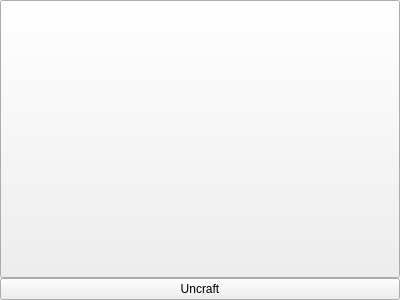
This is gui/equipment/equipmentslotview.ui in EnderHDMC/MHWISaveEditor as Qt 5 draws it before an edit. The edited form follows.
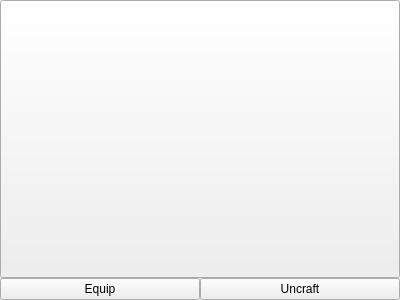
This is the edited form.

Commit message: Equip Slot

Diff of the .ui file:
```diff
--- a/gui/equipment/equipmentslotview.ui
+++ b/gui/equipment/equipmentslotview.ui
@@ -29,7 +29,7 @@
    <property name="spacing">
     <number>0</number>
    </property>
-   <item row="0" column="0">
+   <item row="0" column="0" colspan="2">
     <widget class="QToolButton" name="btnIcon">
      <property name="sizePolicy">
       <sizepolicy hsizetype="Expanding" vsizetype="Expanding">
@@ -52,6 +52,13 @@
     </widget>
    </item>
    <item row="1" column="0">
+    <widget class="QPushButton" name="btnEquip">
+     <property name="text">
+      <string>Equip</string>
+     </property>
+    </widget>
+   </item>
+   <item row="1" column="1">
     <widget class="QPushButton" name="btnUncraft">
      <property name="text">
       <string>Uncraft</string>
```
Left out of the diff: 18 changed lines with no effect on the pictures. The commit also changes 12 other files.
